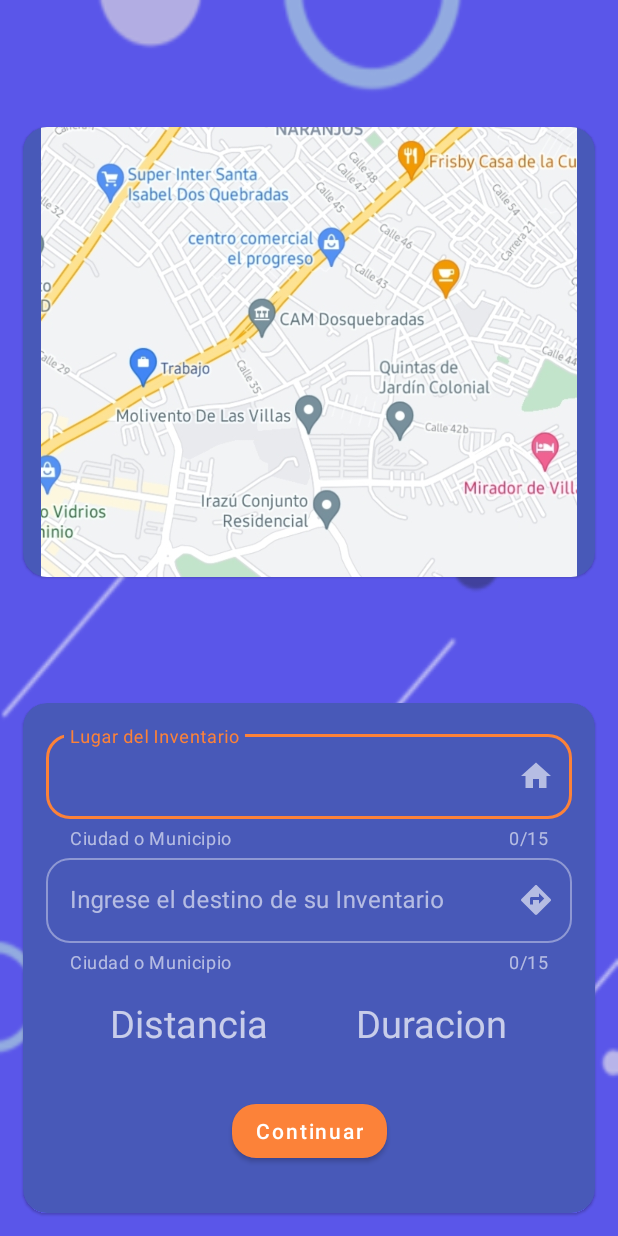
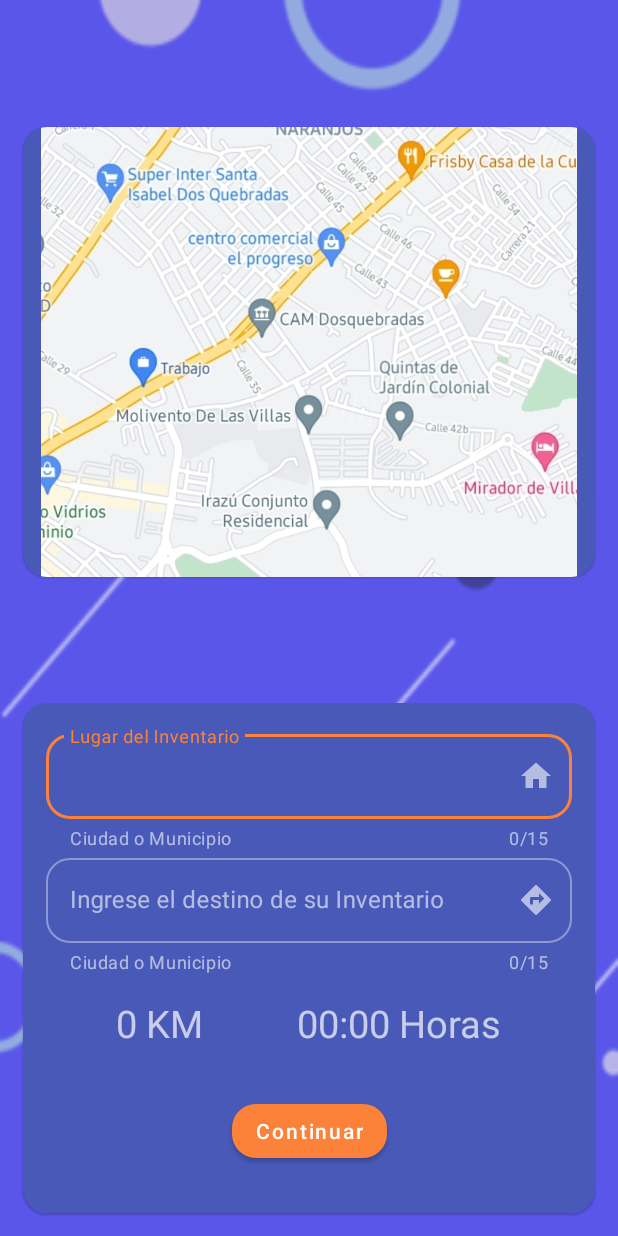
Before and after one commit to MartinezCristianD/ProyectoMinTicCicloCuatro, an Android app: the InventarioActivity screen opened directly, with no data from a screen before it, item 2 of the bottom bar chosen, on a phone screen of 412 x 824 dp. Run offline under Robolectric (Android 15) with nearby library versions, the phone set to English and light mode, and no system bars; our stand-ins replace Firebase (no records; nobody signed in at launch, a user with empty details on screens opened directly), Picasso; 2 statements that could not run were skipped.

```diff
--- a/app/src/main/res/values/strings.xml
+++ b/app/src/main/res/values/strings.xml
@@ -39,7 +39,6 @@
     <string name="invitado">Invitado</string>
     <string name="confirmar_clave">Confirmar Clave</string>
     <string name="eliminar">Eliminar</string>
-    <string name="text_helper_ruta">Ciudad o Municipio</string>
 
     <!--- Elementos -->
     <string name="texto_elementos">° ° Crear Elementos ° °</string>
@@ -49,17 +48,20 @@
     <string name="agrega_foto_articulo"> Agrega una Foto del Articulo </string>
     <string name="text_view_contador_uno"> 0 Unidades </string>
 
-    <!--- Elementos -->
+    <!--- Ruta -->
     <string name="destino"> Ingrese el destino de su Inventario </string>
     <string name="origen"> Lugar del Inventario   </string>
-    <string name="text_view_distancia">Distancia </string>
-    <string name="text_view_duracion"> Duracion </string>
+    <string name="text_view_distancia"> 0 KM </string>
+    <string name="text_view_duracion"> 00:00 Horas </string>
+    <string name="text_helper_ruta">Ciudad o Municipio</string>
 
-    <!--- Elementos -->
+    <!--- Inventario -->
     <string name="texto_home"> Home </string>
     <string name="texto_agregar"> Agregar </string>
     <string name="texto_exportar"> Exportar </string>
     <string name="texto_regresar_ruta"> Ruta </string>
+    <string name="text_helper_inventario">Ingresa el Nombre del Articulo </string>
+
     <!-- TODO: Remove or change this placeholder text -->
 
 
```
Also changed, not shown: app/src/main/res/layout/activity_inventario.xml (+7 -2 lines).
